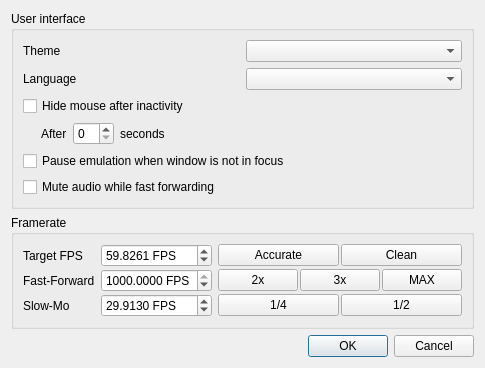
Before: the Qt Designer form src/frontend/qt_sdl/InterfaceSettingsDialog.ui in doomsday616/melonDS, drawn with Qt 5.
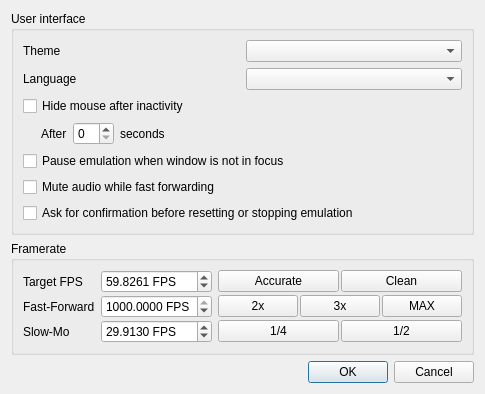
After: the same form once the commit is applied.

Commit message:
Add option to confirm before resetting or stopping emulation
Based on upstream PR melonDS-emu/melonDS#1829 (open, not merged upstream).
Ported to the current frontend: global ConfirmResetStop key (off by default),
the Reset hotkey asks on the GUI thread via a queued signal, settings-driven
resets never ask, and repeated requests while the box is open are dropped.

What changed in the file:
```diff
--- a/src/frontend/qt_sdl/InterfaceSettingsDialog.ui
+++ b/src/frontend/qt_sdl/InterfaceSettingsDialog.ui
@@ -114,6 +114,13 @@
         </property>
        </widget>
       </item>
+      <item>
+       <widget class="QCheckBox" name="cbConfirmResetStop">
+        <property name="text">
+         <string>Ask for confirmation before resetting or stopping emulation</string>
+        </property>
+       </widget>
+      </item>
      </layout>
     </widget>
    </item>
```
Left out of the diff: 1 changed line with no effect on the pictures. The commit also changes 5 other files.
